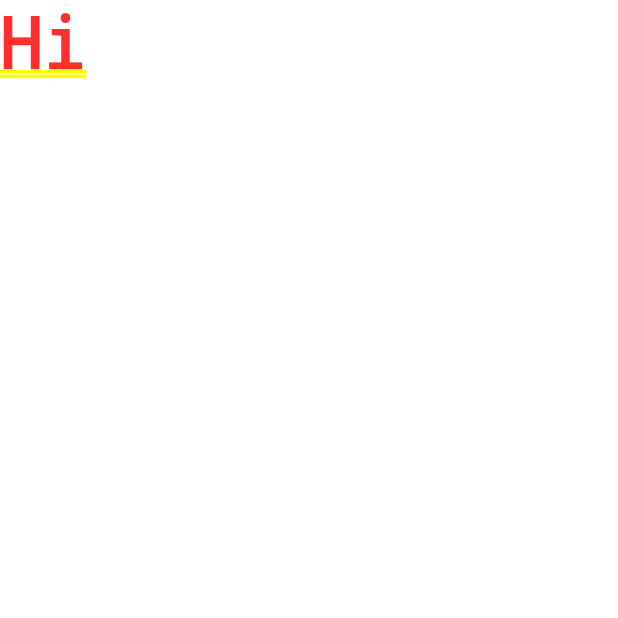
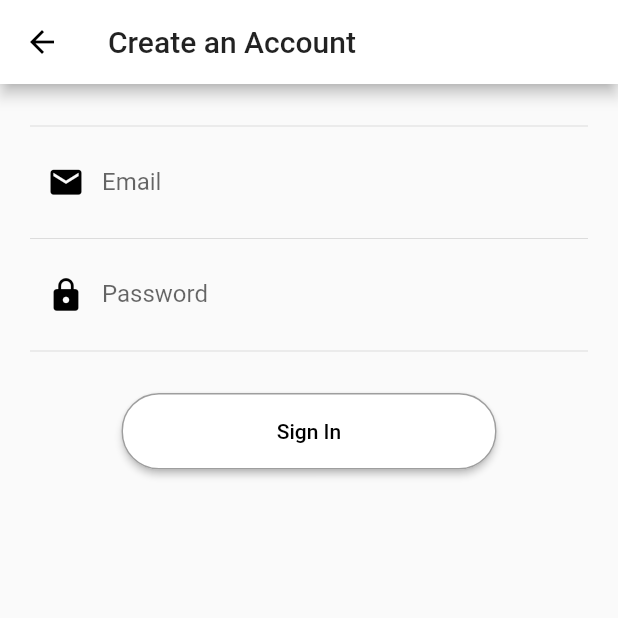
Before and after one commit to UT-Projects/solace-ui, a Flutter app: the screen it shows after launch, after a tap on "Log In", on a phone screen of 412 x 824 dp, the top half of it. Run offline on Flutter 3.47's test engine with Material 2 defaults, Android fonts, the phone set to English and light mode, and no system bars; our stand-ins replace flutter_redux, redux; missing offline and left inert: redux_saga.

Commit message:
added buttons to login and sign up screens and removed margins for opening screen container

```diff
--- a/solace_ui/lib/login_screen.dart
+++ b/solace_ui/lib/login_screen.dart
@@ -3,6 +3,55 @@
 class LoginScreen extends StatelessWidget {
   @override
   Widget build(BuildContext context) {
-    return Text('Hi');
+    return Scaffold(
+      appBar: AppBar(
+        backgroundColor: Colors.white,
+        leading: BackButton(
+          color: Colors .black,
+          onPressed: () => Navigator.pop(context),
+        ),
+        title: Text('Create an Account'),
+      ),
+      body: Container(
+        margin: EdgeInsets.fromLTRB(20, 20, 20, 20),
+        child: Column(
+          children: [
+            Divider(),
+            TextField(
+              decoration: InputDecoration(
+                border: InputBorder.none,
+                labelText: 'Email',
+                prefixIcon: Icon(
+                  Icons.email,
+                  color: Colors.black,
+                  size: 25,
+                ),
+              ),
+            ),
+            Divider(),
+            TextField(
+              decoration: InputDecoration(
+                border: InputBorder.none,
+                labelText: 'Password',
+                prefixIcon: Icon(
+                  Icons.lock,
+                  color: Colors.black,
+                  size: 25,
+                ),
+              ),
+            ),
+            Divider(),
+            SizedBox(height: 20,),
+            ElevatedButton(
+                onPressed: () => Navigator.push(
+                    context,
+                    MaterialPageRoute(builder: (context) => LoginScreen())
+                ),
+                child: Text('Sign In'),
+            ),
+          ]
+        ),
+      ),
+    );
   }
 }
--- a/solace_ui/lib/opening_screen.dart
+++ b/solace_ui/lib/opening_screen.dart
@@ -7,7 +7,6 @@
     @override
     Widget build(BuildContext context) {
         return Container(
-            margin: EdgeInsets.fromLTRB(20, 50, 20, 50),
             color: Colors.white,
             child: Column(
                 mainAxisAlignment: MainAxisAlignment.center,
--- a/solace_ui/lib/signup_screen.dart
+++ b/solace_ui/lib/signup_screen.dart
@@ -54,6 +54,14 @@
                 labelText: 'Last Name',
               ),
             ),
+            SizedBox(height: 20,),
+            ElevatedButton(
+                onPressed: () => Navigator.push(
+                    context,
+                    MaterialPageRoute(builder: (context) => SignupScreen())
+                ),
+                child: Text('Submit'),
+            ),
           ],
         ),
       ),
```
